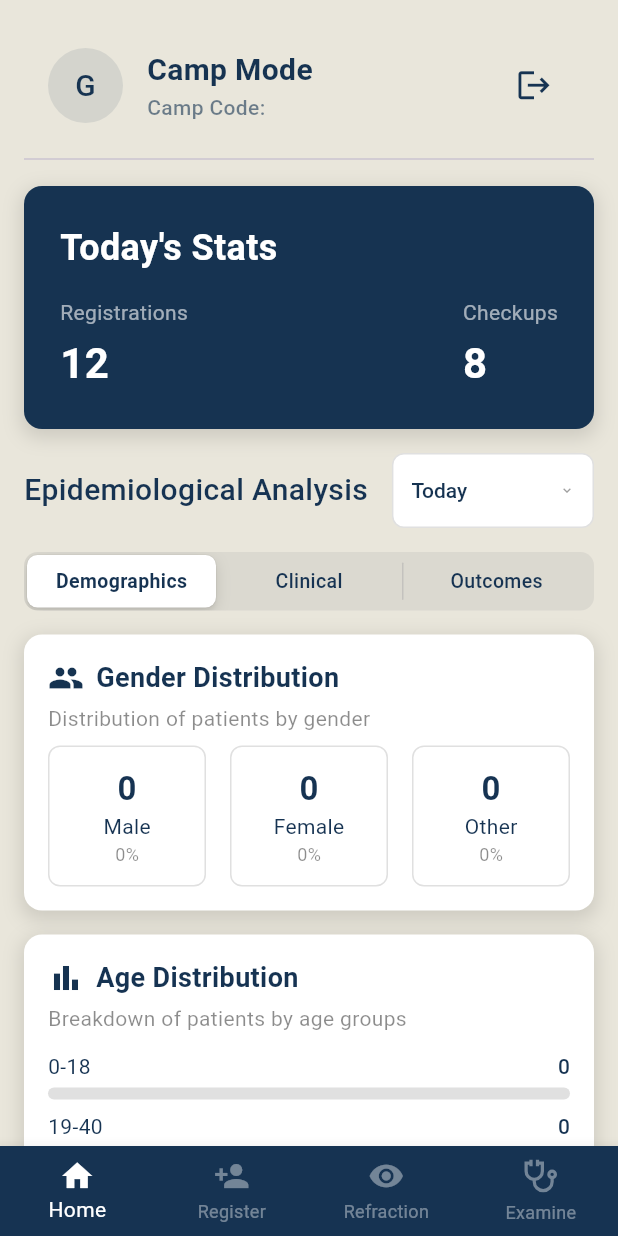
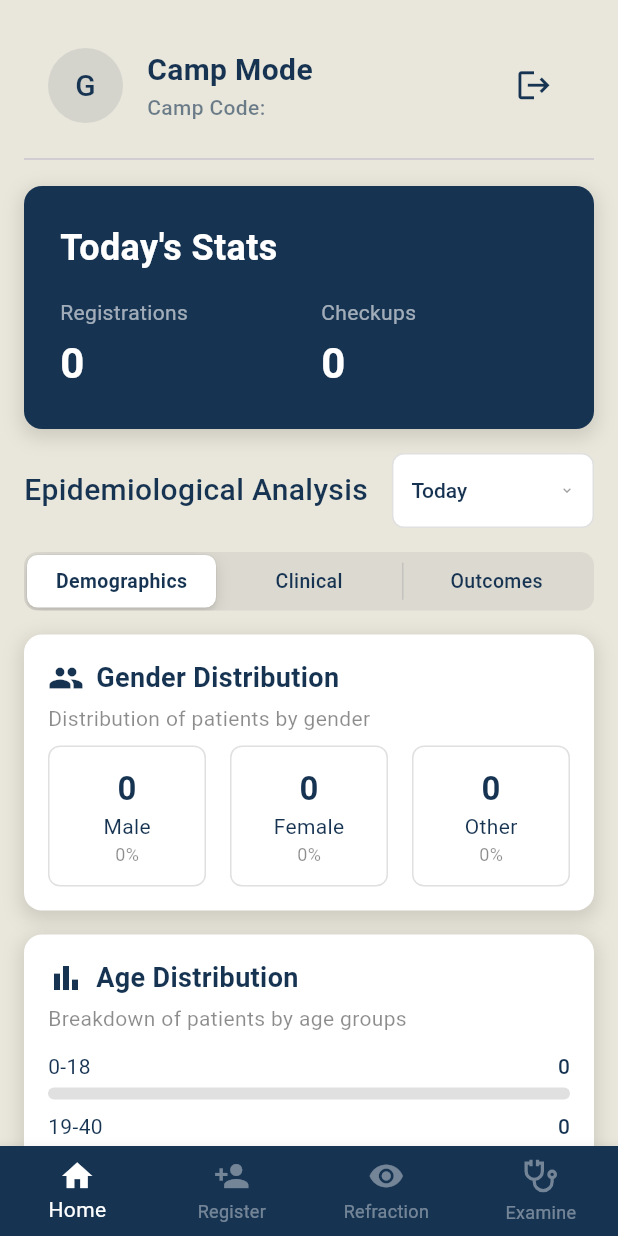
Before and after one commit to jayan110105/optha_doc, a Flutter app: the Camp screen opened directly with empty values, on a phone screen of 412 x 824 dp. Run offline on Flutter 3.47's test engine with Material 3 defaults, Android fonts, the phone set to English and light mode, and no system bars; our stand-ins replace flutter_dotenv, flutter_svg, image_picker, pdf, printing, sqflite; missing offline and left inert: google_mlkit_text_recognition; accounts and stored records are empty; Roboto replaces fonts that are missing (Poppins).

Commit message:
Finished Dashboard

```diff
--- a/lib/Camp/camp_dashboard.dart
+++ b/lib/Camp/camp_dashboard.dart
@@ -17,6 +17,11 @@ class CampDashboard extends StatefulWidget {
 class _CampDashboardState extends State<CampDashboard> with SingleTickerProviderStateMixin{
 
   int _selectedSegment = 0;
+
+  Map<String, int> stats = {
+    'Registrations': 0,
+    'Checkups': 0,
+  };
 
   Map<String, int> genderCounts = {
     'male': 0,
@@ -48,6 +53,20 @@ class _CampDashboardState extends State<CampDashboard> with SingleTickerProvider
   int get totalVAImprovements => vaImprovementData.values.fold(0, (sum, value) => sum + value);
 
   Map<String, Map<String, int>> anatomicalFindings = {};
+
+  String timeframe = "Today";
+
+  void _loadAllData() {
+    CampDataService.fetchStats(timeframe).then((d) => setState(() => stats = d));
+    CampDataService.fetchGenderCounts(timeframe).then((d) => setState(() => genderCounts = d));
+    CampDataService.fetchAgeGroups(timeframe).then((d) => setState(() => ageGroupCounts = d));
+    CampDataService.fetchSphereRangeCounts(timeframe).then((d) => setState(() => sphereRangeCounts = d));
+    CampDataService.fetchSymptomsData(timeframe).then((d) => setState(() => symptomsData = d));
+    CampDataService.fetchComorbidityCounts(timeframe).then((d) => setState(() => comorbidityData = d));
+    CampDataService.fetchVAImprovementData(timeframe).then((d) => setState(() => vaImprovementData = d));
+    CampDataService.fetchAnatomicalFindings(timeframe).then((d) => setState(() => anatomicalFindings = d));
+    CampDataService.fetchDiagnosisCounts(timeframe).then((d) => setState(() => diagnosisData = d));
+  }
 
   Widget genderCard({
     required String label,
@@ -123,55 +142,7 @@ class _CampDashboardState extends State<CampDashboard> with SingleTickerProvider
   @override
   void initState() {
     super.initState();
-
-    CampDataService.fetchGenderCounts().then((data) {
-      setState(() {
-        genderCounts = data;
-      });
-    });
-
-    CampDataService.fetchAgeGroups().then((data) {
-      setState(() {
-        ageGroupCounts = data;
-      });
-    });
-
-    CampDataService.fetchSphereRangeCounts().then((data) {
-      setState(() {
-        sphereRangeCounts = data;
-      });
-    });
-
-    CampDataService.fetchSymptomsData().then((data) {
-      setState(() {
-        symptomsData = data;
-      });
-    });
-
-    CampDataService.fetchComorbidityCounts().then((data) {
-      setState(() {
-        comorbidityData = data;
-      });
-    });
-
-    CampDataService.fetchVAImprovementData().then((data) {
-      setState(() {
-        vaImprovementData = data;
-      });
-    });
-
-    CampDataService.fetchAnatomicalFindings().then((data) {
-      setState(() {
-        anatomicalFindings = data;
-      });
-    });
-
-    CampDataService.fetchDiagnosisCounts().then((data) {
-      setState(() {
-        diagnosisData = data;
-      });
-    });
-
+    _loadAllData();
   }
 
   Widget _buildHeader(BuildContext context) {
@@ -235,7 +206,7 @@ class _CampDashboardState extends State<CampDashboard> with SingleTickerProvider
           crossAxisAlignment: CrossAxisAlignment.start,
           children: [
             Text(
-              "Today's Stats",
+              "$timeframe's Stats",
               style: const TextStyle(
                 fontSize: 24,
                 fontWeight: FontWeight.bold,
@@ -246,8 +217,9 @@ class _CampDashboardState extends State<CampDashboard> with SingleTickerProvider
             Row(
               mainAxisAlignment: MainAxisAlignment.spaceBetween,
               children: [
-                _buildStat("Registrations", "12"),
-                _buildStat("Checkups", "8"),
+                _buildStat("Registrations", "${stats['Registrations']}"),
+                const SizedBox(width: 16.0),
+                _buildStat("Checkups", "${stats['Checkups']}"),
               ],
             ),
           ],
@@ -257,7 +229,8 @@ class _CampDashboardState extends State<CampDashboard> with SingleTickerProvider
   }
 
   Widget _buildStat(String label, String value) {
-    return Column(
+    return Expanded(
+      child: Column(
         crossAxisAlignment: CrossAxisAlignment.start,
         children: [
           Text(
@@ -277,6 +250,7 @@ class _CampDashboardState extends State<CampDashboard> with SingleTickerProvider
             ),
           ),
         ],
+      ),
     );
   }
 
@@ -842,17 +816,19 @@ class _CampDashboardState extends State<CampDashboard> with SingleTickerProvider
                   SizedBox(width: 16.0),
                   Expanded(
                     child: CustomDropdown(
-                      hintText: "Select VA",
+                      hintText: "Select Time Frame",
                       textStyle: TextStyle(
                           fontSize: 14,
                           color: Color(0xFF163351),
                           fontWeight: FontWeight.w500
                       ),
-                      keyName: 'withoutGlasses-distanceVision',
+                      keyName: 'timeframe',
                       verticalPadding: 0,
                       items: ["Today", "This Week", "This Month", "All Time"],
-                      selectedValue: "Today",
+                      selectedValue: timeframe,
                       onChanged: (value) {
+                        setState(() => timeframe = value!);
+                        _loadAllData();
                       },
                     ),
                   ),
--- a/lib/Camp/camp_registration.dart
+++ b/lib/Camp/camp_registration.dart
@@ -72,10 +72,13 @@ class _CampRegistrationState extends State<CampRegistration> {
   void saveRegistration() async {
 
     final dbHelper = DatabaseHelper.instance;
+    final now = DateTime.now();
+    final formattedDate = DateFormat('yyyy-MM-dd HH:mm:ss').format(now);
 
     // Prepare the data
     final registrationData = {
       'token': controllers['token']?.text ?? '',
+      'date': formattedDate,
       'name': controllers['name']?.text ?? '',
       'age': int.tryParse(controllers['age']?.text ?? '0') ?? 0,
       'gender': controllers['gender']?.text ?? '',
--- a/lib/data/DatabaseHelper.dart
+++ b/lib/data/DatabaseHelper.dart
@@ -30,6 +30,7 @@ class DatabaseHelper {
            CREATE TABLE registrations (
             id INTEGER PRIMARY KEY AUTOINCREMENT,
             token TEXT UNIQUE,
+            date DATETIME,
             name TEXT,
             age INTEGER,
             gender TEXT,
@@ -44,7 +45,7 @@ class DatabaseHelper {
           CREATE TABLE eye_checkups (
             id INTEGER PRIMARY KEY AUTOINCREMENT,
             patientToken TEXT UNIQUE,
-            date TEXT,
+            date DATETIME,
 
             -- Vision tests stored as JSON
             withoutGlasses TEXT,
@@ -64,7 +65,7 @@ class DatabaseHelper {
           CREATE TABLE examinations (
             id INTEGER PRIMARY KEY AUTOINCREMENT,
             patientToken TEXT UNIQUE,
-            date TEXT,
+            date DATETIME,
 
             -- Vision Test stored as JSON
             visionTest TEXT,
@@ -106,6 +107,11 @@ class DatabaseHelper {
     return await db.query('registrations');
   }
 
+  Future<void> clearRegistrations() async {
+    final db = await database;
+    await db.delete('registrations');
+  }
+
   Future<int> insertEyeCheckup(Map<String, dynamic> checkupData) async {
     final db = await database;
     return await db.insert('eye_checkups', checkupData, conflictAlgorithm: ConflictAlgorithm.replace);
--- a/lib/utils/camp_data_service.dart
+++ b/lib/utils/camp_data_service.dart
@@ -1,43 +1,107 @@
+// Updated CampDataService with range-based filtering support
 import 'dart:convert';
+import 'package:intl/intl.dart';
 import 'package:opthadoc/data/DatabaseHelper.dart';
 
 class CampDataService {
-  static Future<Map<String, int>> fetchComorbidityCounts() async {
-    final exams = await DatabaseHelper.instance.getExaminations();
+  /// Builds SQL WHERE clause and arguments for a given time range.
+  static List<dynamic> _buildDateRange(String range) {
+    if (range == 'Today') {
+      final today = DateFormat('yyyy-MM-dd').format(DateTime.now());
+      return ['date LIKE ?', '$today%'];
+    } else if (range == 'This Week') {
+      final now = DateTime.now();
+      final weekStart = now.subtract(Duration(days: now.weekday - 1));
+      final start = DateFormat('yyyy-MM-dd').format(weekStart);
+      return ['date >= ?', start];
+    } else if (range == 'This Month') {
+      final now = DateTime.now();
+      final start = DateFormat('yyyy-MM-01').format(now);
+      return ['date >= ?', start];
+    }
+    // All Time: no filtering
+    return [null, null];
+  }
 
-    final labelMap = {
-      "Diabetes": "Diabetes",
-      "Hypertension": "Hypertension",
-      "Heart disease": "Heart Disease",
-      "Asthma": "Asthma",
-      "Allergy to dust/meds": "Allergy",
-      "Benign prostatic hyperplasia": "Prostatic Hyperplasia",
-      "On Antiplatelets": "On Antiplatelets",
+  /// Executes a filtered query on the given [table] for the specified [range].
+  static Future<List<Map<String, dynamic>>> _filteredQuery(
+      String table, String range) async {
+    final db = await DatabaseHelper.instance.database;
+    final clause = _buildDateRange(range);
+    final where = clause[0] as String?;
+    final args = clause[1] != null ? [clause[1]] : null;
+    return await db.query(
+      table,
+      where: where,
+      whereArgs: args,
+      orderBy: 'date DESC',
+    );
+  }
+
+  /// Fetches registration and checkup counts for the given [range].
+  static Future<Map<String, int>> fetchStats(String range) async {
+    final regs = await _filteredQuery('registrations', range);
+    final chk = await _filteredQuery('eye_checkups', range);
+    return {
+      'Registrations': regs.length,
+      'Checkups': chk.length,
     };
+  }
 
-    final counts = {for (var label in labelMap.values) label: 0};
+  /// Fetches gender distribution from registrations.
+  static Future<Map<String, int>> fetchGenderCounts(String range) async {
+    final data = await _filteredQuery('registrations', range);
+    return {
+      'male': data.where((e) => (e['gender'] as String?)?.toLowerCase() == 'male').length,
+      'female': data.where((e) => (e['gender'] as String?)?.toLowerCase() == 'female').length,
+      'other': data.where((e) => (e['gender'] as String?)?.toLowerCase() == 'other').length,
+    };
+  }
 
-    for (var entry in exams) {
-      final raw = entry['comorbidities'];
-      if (raw == null || raw.toString().trim().isEmpty) continue;
-
-      try {
-        final decoded = jsonDecode(raw);
-        decoded.forEach((key, value) {
-          if (labelMap.containsKey(key) && value == true) {
-            final displayLabel = labelMap[key]!;
-            counts[displayLabel] = counts[displayLabel]! + 1;
-          }
-        });
-      } catch (_) {}
+  /// Fetches age group distribution from registrations.
+  static Future<Map<String, int>> fetchAgeGroups(String range) async {
+    final data = await _filteredQuery('registrations', range);
+    final counts = {'0-18': 0, '19-40': 0, '41-60': 0, '60+': 0};
+    for (var r in data) {
+      final age = r['age'] as int?;
+      if (age == null) continue;
+      if (age <= 18) counts['0-18'] = counts['0-18']! + 1;
+      else if (age <= 40) counts['19-40'] = counts['19-40']! + 1;
+      else if (age <= 60) counts['41-60'] = counts['41-60']! + 1;
+      else counts['60+'] = counts['60+']! + 1;
     }
-
     return counts;
   }
 
-  static Future<Map<String, List<int>>> fetchSymptomsData() async {
-    final exams = await DatabaseHelper.instance.getExaminations();
+  /// Fetches comorbidity counts from examinations.
+  static Future<Map<String, int>> fetchComorbidityCounts(String range) async {
+    final exams = await _filteredQuery('examinations', range);
+    final labelMap = {
+      'Diabetes': 'Diabetes',
+      'Hypertension': 'Hypertension',
+      'Heart disease': 'Heart Disease',
+      'Asthma': 'Asthma',
+      'Allergy to dust/meds': 'Allergy',
+      'Benign prostatic hyperplasia': 'Prostatic Hyperplasia',
+      'On Antiplatelets': 'On Antiplatelets',
+    };
+    final counts = {for (var v in labelMap.values) v: 0};
+    for (var e in exams) {
+      final raw = e['comorbidities'] as String?;
+      if (raw == null || raw.isEmpty) continue;
+      final decoded = jsonDecode(raw) as Map<String, dynamic>;
+      decoded.forEach((k, v) {
+        if (v == true && labelMap.containsKey(k)) {
+          counts[labelMap[k]!] = counts[labelMap[k]!]! + 1;
+        }
+      });
+    }
+    return counts;
+  }
 
+  /// Fetches symptom counts (right/left) from complaints.
+  static Future<Map<String, List<int>>> fetchSymptomsData(String range) async {
+    final exams = await _filteredQuery('examinations', range);
     final symptomKeys = {
       'Blurred Vision': 'Diminution of vision',
       'Pain': 'Pain',
@@ -45,270 +109,155 @@ class CampDataService {
       'Flashes': 'Flashes',
       'Floaters': 'Floaters',
     };
-
-    final rightCounts = <String, int>{};
-    final leftCounts = <String, int>{};
-
-    for (var entry in exams) {
-      final complaintsRaw = entry['complaints'];
-      if (complaintsRaw == null || complaintsRaw.trim().isEmpty) continue;
-
-      try {
-        final complaints = jsonDecode(complaintsRaw);
-        final right = complaints['rightEye'] ?? {};
-        final left = complaints['leftEye'] ?? {};
-
-        for (var label in symptomKeys.keys) {
-          final key = symptomKeys[label]!;
-          if ((right[key] ?? 'no') == 'yes') rightCounts[label] = (rightCounts[label] ?? 0) + 1;
-          if ((left[key] ?? 'no') == 'yes') leftCounts[label] = (leftCounts[label] ?? 0) + 1;
+    final right = <String, int>{};
+    final left = <String, int>{};
+    for (var e in exams) {
+      final raw = e['complaints'] as String?;
+      if (raw == null || raw.isEmpty) continue;
+      final decoded = jsonDecode(raw) as Map<String, dynamic>;
+      final re = decoded['rightEye'] as Map<String, dynamic>? ?? {};
+      final le = decoded['leftEye'] as Map<String, dynamic>? ?? {};
+      symptomKeys.forEach((label, key) {
+        if ((re[key] ?? '').toString().toLowerCase() == 'yes') {
+          right[label] = (right[label] ?? 0) + 1;
         }
-      } catch (_) {}
+        if ((le[key] ?? '').toString().toLowerCase() == 'yes') {
+          left[label] = (left[label] ?? 0) + 1;
+        }
+      });
     }
-
     return {
       for (var label in symptomKeys.keys)
-        label: [rightCounts[label] ?? 0, leftCounts[label] ?? 0],
+        label: [right[label] ?? 0, left[label] ?? 0],
     };
   }
 
-  static Future<Map<String, int>> fetchSphereRangeCounts() async {
-    final checkups = await DatabaseHelper.instance.getEyeCheckups();
-
+  /// Fetches sphere range distribution from checkups.
+  static Future<Map<String, int>> fetchSphereRangeCounts(String range) async {
+    final data = await _filteredQuery('eye_checkups', range);
     final ranges = {
-      "-6.0 or worse": 0,
-      "-5.9 to -4.0": 0,
-      "-3.9 to -2.0": 0,
-      "-1.9 to -0.5": 0,
-      "-0.4 to +0.4": 0,
-      "+0.5 to +2.0": 0,
-      "+2.1 to +4.0": 0,
-      "+4.1 or more": 0,
+      '-6.0 or worse': 0,
+      '-5.9 to -4.0': 0,
+      '-3.9 to -2.0': 0,
+      '-1.9 to -0.5': 0,
+      '-0.4 to +0.4': 0,
+      '+0.5 to +2.0': 0,
+      '+2.1 to +4.0': 0,
+      '+4.1 or more': 0,
     };
-
-    for (var entry in checkups) {
-      final rawJson = entry['withCorrection'];
-      if (rawJson == null || rawJson.trim().isEmpty) continue;
-
-      try {
-        final parsed = jsonDecode(rawJson);
-        for (final eye in ['left', 'right']) {
-          final eyeData = parsed[eye];
-          if (eyeData == null) continue;
-
-          double? sphere = double.tryParse(eyeData['sphere']?.toString() ?? '');
-          if (sphere == null) continue;
-
-          if (eyeData['sphereSign'] == '-') sphere = -sphere;
-
-          if (sphere <= -6.0) {
-            ranges["-6.0 or worse"] = ranges["-6.0 or worse"]! + 1;
-          } else if (sphere <= -4.0) {
-            ranges["-5.9 to -4.0"] = ranges["-5.9 to -4.0"]! + 1;
-          } else if (sphere <= -2.0) {
-            ranges["-3.9 to -2.0"] = ranges["-3.9 to -2.0"]! + 1;
-          } else if (sphere <= -0.5) {
-            ranges["-1.9 to -0.5"] = ranges["-1.9 to -0.5"]! + 1;
-          } else if (sphere <= 0.4) {
-            ranges["-0.4 to +0.4"] = ranges["-0.4 to +0.4"]! + 1;
-          } else if (sphere <= 2.0) {
-            ranges["+0.5 to +2.0"] = ranges["+0.5 to +2.0"]! + 1;
-          } else if (sphere <= 4.0) {
-            ranges["+2.1 to +4.0"] = ranges["+2.1 to +4.0"]! + 1;
-          } else {
-            ranges["+4.1 or more"] = ranges["+4.1 or more"]! + 1;
-          }
-        }
-      } catch (_) {}
+    for (var e in data) {
+      final raw = e['withCorrection'] as String?;
+      if (raw == null || raw.isEmpty) continue;
+      final parsed = jsonDecode(raw) as Map<String, dynamic>;
+      for (var eye in ['left', 'right']) {
+        final d = parsed[eye] as Map<String, dynamic>?;
+        if (d == null) continue;
+        var s = double.tryParse(d['sphere']?.toString() ?? '');
+        if (s == null) continue;
+        if (d['sphereSign'] == '-') s = -s;
+        if (s <= -6.0) ranges['-6.0 or worse'] = ranges['-6.0 or worse']! + 1;
+        else if (s <= -4.0) ranges['-5.9 to -4.0'] = ranges['-5.9 to -4.0']! + 1;
+        else if (s <= -2.0) ranges['-3.9 to -2.0'] = ranges['-3.9 to -2.0']! + 1;
+        else if (s <= -0.5) ranges['-1.9 to -0.5'] = ranges['-1.9 to -0.5']! + 1;
+        else if (s <= 0.4) ranges['-0.4 to +0.4'] = ranges['-0.4 to +0.4']! + 1;
+        else if (s <= 2.0) ranges['+0.5 to +2.0'] = ranges['+0.5 to +2.0']! + 1;
+        else if (s <= 4.0) ranges['+2.1 to +4.0'] = ranges['+2.1 to +4.0']! + 1;
+        else ranges['+4.1 or more'] = ranges['+4.1 or more']! + 1;
+      }
     }
-
     return ranges;
   }
 
-  static Future<Map<String, int>> fetchGenderCounts() async {
-    final registrations = await DatabaseHelper.instance.getRegistrations();
-    return {
-      'male': registrations.where((e) => e['gender']?.toLowerCase() == 'male').length,
-      'female': registrations.where((e) => e['gender']?.toLowerCase() == 'female').length,
-      'other': registrations.where((e) => e['gender']?.toLowerCase() == 'other').length,
-    };
-  }
-
-  static Future<Map<String, int>> fetchAgeGroups() async {
-    final registrations = await DatabaseHelper.instance.getRegistrations();
-
-    final counts = {
-      '0-18': 0,
-      '19-40': 0,
-      '41-60': 0,
-      '60+': 0,
-    };
-
-    for (var reg in registrations) {
-      final age = reg['age'];
-      if (age == null) continue;
-
-      if (age <= 18) {
-        counts['0-18'] = counts['0-18']! + 1;
-      } else if (age <= 40) {
-        counts['19-40'] = counts['19-40']! + 1;
-      } else if (age <= 60) {
-        counts['41-60'] = counts['41-60']! + 1;
-      }
-      else {
-        counts['60+'] = counts['60+']! + 1;
-      }
-    }
-
-    return counts;
-  }
-
-  static Future<Map<String, int>> fetchVAImprovementData() async {
-    final checkups = await DatabaseHelper.instance.getEyeCheckups();
-
-    final Map<String, int> result = {
-      "Significant": 0,
-      "Moderate": 0,
-      "Minimal": 0,
-      "No improvement": 0,
-    };
-
-    final Map<String, int> vaRank = {
+  /// Fetches VA improvement categories from checkups.
+  static Future<Map<String, int>> fetchVAImprovementData(String range) async {
+    final data = await _filteredQuery('eye_checkups', range);
+    final result = {'Significant': 0, 'Moderate': 0, 'Minimal': 0, 'No improvement': 0};
+    final vaRank = {
       '6/6': 1, '6/9': 2, '6/12': 3, '6/18': 4,
       '6/24': 5, '6/36': 6, '6/60': 7,
       '3/60': 8, '1/60': 9, 'HM+': 10, 'PL+': 11, 'PL-': 12,
     };
-
-    for (final entry in checkups) {
-      try {
-        final withoutRaw = entry['withoutGlasses'];
-        final withRaw = entry['withCorrection'];
-        if (withoutRaw == null || withRaw == null) continue;
-
-        final without = jsonDecode(withoutRaw);
-        final withCorr = jsonDecode(withRaw);
-
-        for (final eye in ['left', 'right']) {
-          final preVA = without['${eye}VA'];
-          final postVA = withCorr[eye]?['VA'];
-
-          final preRank = vaRank[preVA];
-          final postRank = vaRank[postVA];
-
-          if (preRank != null && postRank != null) {
-            final diff = preRank - postRank;
-
-            if (diff >= 3) {
-              result["Significant"] = result["Significant"]! + 1;
-            } else if (diff >= 1) {
-              result["Moderate"] = result["Moderate"]! + 1;
-            } else if (diff > 0) {
-              result["Minimal"] = result["Minimal"]! + 1;
-            } else {
-              result["No improvement"] = result["No improvement"]! + 1;
-            }
-          } else {
-            result["No improvement"] = result["No improvement"]! + 1;
-          }
+    for (var e in data) {
+      final w = jsonDecode(e['withoutGlasses'] as String) as Map<String, dynamic>;
+      final c = jsonDecode(e['withCorrection'] as String) as Map<String, dynamic>;
+      for (var eye in ['left', 'right']) {
+        final pre = vaRank[w['${eye}VA']];
+        final post = vaRank[c[eye]?['VA']];
+        if (pre != null && post != null) {
+          final diff = pre - post;
+          if (diff >= 3) result['Significant'] = result['Significant']! + 1;
+          else if (diff >= 1) result['Moderate'] = result['Moderate']! + 1;
+          else if (diff > 0) result['Minimal'] = result['Minimal']! + 1;
+          else result['No improvement'] = result['No improvement']! + 1;
+        } else {
+          result['No improvement'] = result['No improvement']! + 1;
         }
-      } catch (e) {
-        print('⚠️ Error parsing VA improvement: $e');
-        result["No improvement"] = result["No improvement"]! + 2; // fallback
       }
     }
-
     return result;
   }
 
-  static Future<Map<String, Map<String, int>>> fetchAnatomicalFindings() async {
-    final exams = await DatabaseHelper.instance.getExaminations();
+  /// Fetches anatomical findings distributions from examinations.
+  static Future<Map<String, Map<String, int>>> fetchAnatomicalFindings(
+      String range) async {
+    final data = await _filteredQuery('examinations', range);
 
-    final Map<String, Map<String, int>> result = {
-      "Visual Axis": {},
-      "EOM": {},
-      "Conjunctiva": {},
-      "Cornea": {},
-      "AC": {},
-      "Pupil Reactions": {},
-      "Lens": {},
+    final result = {
+      'Visual Axis': <String, int>{},
+      'EOM': <String, int>{},
+      'Conjunctiva': <String, int>{},
+      'Cornea': <String, int>{},
+      'AC': <String, int>{},
+      'Pupil Reactions': <String, int>{},
+      'Lens': <String, int>{},
     };
 
-    for (var entry in exams) {
-      final raw = entry['examFindings'];
-      if (raw == null || raw.toString().trim().isEmpty) continue;
+    final keyMap = {
+      'visualAxis': 'Visual Axis',
+      'eom': 'EOM',
+      'conjunctiva': 'Conjunctiva',
+      'cornea': 'Cornea',
+      'anteriorChamber': 'AC',
+      'pupilReactions': 'Pupil Reactions',
+      'lens': 'Lens',
+    };
 
-      try {
-        final decoded = jsonDecode(raw);
-
-        // Map keys to display titles
-        final keyMap = {
-          "visualAxis": "Visual Axis",
-          "eom": "EOM",
-          "conjunctiva": "Conjunctiva",
-          "cornea": "Cornea",
-          "anteriorChamber": "AC",
-          "pupilReactions": "Pupil Reactions",
-          "lens": "Lens",
-        };
-
-        for (final fieldKey in keyMap.keys) {
-          final category = keyMap[fieldKey]!;
-          final field = decoded[fieldKey];
-          if (field is! Map<String, dynamic>) continue;
-
-          for (final eye in ['left', 'right']) {
-            final finding = field[eye];
-            if (finding == null || finding.toString().trim().isEmpty) continue;
-
-            final value = finding.toString();
-            result[category]![value] = (result[category]![value] ?? 0) + 1;
-          }
+    for (var e in data) {
+      final raw = e['examFindings'] as String?;
+      if (raw == null || raw.isEmpty) continue;
+      final dec = jsonDecode(raw) as Map<String, dynamic>;
+      keyMap.forEach((field, title) {
+        final fld = dec[field] as Map<String, dynamic>?;
+        if (fld == null) return;
+        for (var eye in ['left', 'right']) {
+          final val = fld[eye]?.toString();
+          if (val == null || val.isEmpty) continue;
+          result[title]![val] = (result[title]![val] ?? 0) + 1;
         }
-      } catch (e) {
-        print("⚠️ Failed to parse examFindings: $e");
-      }
+      });
     }
-
     return result;
   }
 
-  static String _normalizeLabel(String input) {
-    return input
-        .split(' ')
-        .map((w) => w.isEmpty ? '' : w[0].toUpperCase() + w.substring(1).toLowerCase())
-        .join(' ');
-  }
-
-  static Future<Map<String, int>> fetchDiagnosisCounts() async {
-    final checkups = await DatabaseHelper.instance.getExaminations();
-
-    final Map<String, int> diagnosisCounts = {};
-
-    for (final entry in checkups) {
-      final raw = entry['diagnosis'];
+  /// Fetches diagnosis counts from examinations.
+  static Future<Map<String, int>> fetchDiagnosisCounts(String range) async {
+    final data = await _filteredQuery('examinations', range);
+    final counts = <String, int>{};
+    for (var e in data) {
+      final raw = e['diagnosis'] as String?;
       if (raw == null) continue;
-
-      try {
-        final decoded = jsonDecode(raw);
-
-        for (final eye in ['rightEye', 'leftEye']) {
-          final eyeData = decoded[eye];
-          if (eyeData is Map<String, dynamic>) {
-            eyeData.forEach((key, value) {
-              if (value == true) {
-                // Normalize labels (capitalize first letter of each word)
-                final label = _normalizeLabel(key);
-                diagnosisCounts[label] = (diagnosisCounts[label] ?? 0) + 1;
-              }
-            });
+      final dec = jsonDecode(raw) as Map<String, dynamic>;
+      for (var eyeKey in ['rightEye', 'leftEye']) {
+        final eyeData = dec[eyeKey] as Map<String, dynamic>?;
+        if (eyeData == null) continue;
+        eyeData.forEach((key, val) {
+          if (val == true) {
+            final label = key.split(' ').map((w) => w.isEmpty ? '' : '${w[0].toUpperCase()}${w.substring(1).toLowerCase()}').join(' ');
+            counts[label] = (counts[label] ?? 0) + 1;
           }
-        }
-      } catch (e) {
-        print("⚠️ Diagnosis decode failed: $e");
+        });
       }
     }
-
-    return diagnosisCounts;
+    return counts;
   }
-
 }
```
Lines whose indentation alone changed are shown as unchanged.
